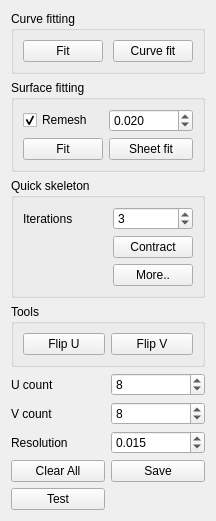
Qt form nurbs_plugin/nurbstools.ui (ialhashim/topo-blend) before a commit.
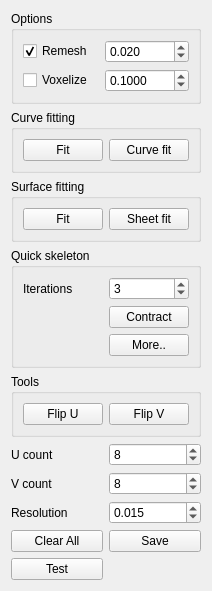
The same form after that commit. Icons and pictures are not drawn.

Commit message: [Bug] fix at TaskCurve.cpp. [Voxelization] better setup.

Patch:
```diff
--- a/nurbs_plugin/nurbstools.ui
+++ b/nurbs_plugin/nurbstools.ui
@@ -6,8 +6,8 @@
    <rect>
     <x>0</x>
     <y>0</y>
-    <width>214</width>
-    <height>480</height>
+    <width>200</width>
+    <height>539</height>
    </rect>
   </property>
   <property name="windowTitle">
@@ -15,13 +15,13 @@
   </property>
   <layout class="QGridLayout" name="gridLayout_3">
    <item row="1" column="0" colspan="2">
-    <widget class="QGroupBox" name="groupBox_2">
+    <widget class="QGroupBox" name="groupBox">
      <property name="title">
-      <string>Surface fitting</string>
+      <string>Curve fitting</string>
      </property>
-     <layout class="QGridLayout" name="gridLayout_2">
-      <item row="5" column="1">
-       <spacer name="horizontalSpacer_2">
+     <layout class="QGridLayout" name="gridLayout">
+      <item row="1" column="1">
+       <spacer name="horizontalSpacer">
         <property name="orientation">
          <enum>Qt::Horizontal</enum>
         </property>
@@ -33,54 +33,28 @@
         </property>
        </spacer>
       </item>
-      <item row="5" column="0">
-       <widget class="QPushButton" name="fitSurfaceButton">
+      <item row="1" column="0">
+       <widget class="QPushButton" name="fitCurveButton">
         <property name="text">
          <string>Fit</string>
         </property>
         <property name="icon">
          <iconset resource="../topo-blend/topo-blend.qrc">
-          <normaloff>:/images/nurbs_surface.png</normaloff>:/images/nurbs_surface.png</iconset>
-        </property>
-       </widget>
-      </item>
-      <item row="5" column="3">
-       <widget class="QPushButton" name="sheetFitButton">
-        <property name="text">
-         <string>Sheet fit</string>
-        </property>
-       </widget>
-      </item>
-      <item row="1" column="0">
-       <widget class="QCheckBox" name="remeshOption">
-        <property name="text">
-         <string>Remesh</string>
-        </property>
-        <property name="checked">
-         <bool>true</bool>
+          <normaloff>:/images/nurbs_curve.png</normaloff>:/images/nurbs_curve.png</iconset>
         </property>
        </widget>
       </item>
       <item row="1" column="3">
-       <widget class="QDoubleSpinBox" name="remeshParamter">
-        <property name="decimals">
-         <number>3</number>
-        </property>
-        <property name="maximum">
-         <double>10000.000000000000000</double>
-        </property>
-        <property name="singleStep">
-         <double>0.005000000000000</double>
-        </property>
-        <property name="value">
-         <double>0.020000000000000</double>
+       <widget class="QPushButton" name="curveFitButton">
+        <property name="text">
+         <string>Curve fit</string>
         </property>
        </widget>
       </item>
      </layout>
     </widget>
    </item>
-   <item row="2" column="0" colspan="2">
+   <item row="3" column="0" colspan="2">
     <widget class="QGroupBox" name="groupBox_3">
      <property name="title">
       <string>Quick skeleton</string>
@@ -134,14 +108,14 @@
      </layout>
     </widget>
    </item>
-   <item row="0" column="0" colspan="2">
-    <widget class="QGroupBox" name="groupBox">
+   <item row="2" column="0" colspan="2">
+    <widget class="QGroupBox" name="groupBox_2">
      <property name="title">
-      <string>Curve fitting</string>
+      <string>Surface fitting</string>
      </property>
-     <layout class="QGridLayout" name="gridLayout">
-      <item row="1" column="1">
-       <spacer name="horizontalSpacer">
+     <layout class="QGridLayout" name="gridLayout_2">
+      <item row="4" column="1">
+       <spacer name="horizontalSpacer_2">
         <property name="orientation">
          <enum>Qt::Horizontal</enum>
         </property>
@@ -153,35 +127,58 @@
         </property>
        </spacer>
       </item>
-      <item row="1" column="3">
-       <widget class="QPushButton" name="curveFitButton">
-        <property name="text">
-         <string>Curve fit</string>
-        </property>
-       </widget>
-      </item>
-      <item row="1" column="0">
-       <widget class="QPushButton" name="fitCurveButton">
+      <item row="4" column="0">
+       <widget class="QPushButton" name="fitSurfaceButton">
         <property name="text">
          <string>Fit</string>
         </property>
         <property name="icon">
          <iconset resource="../topo-blend/topo-blend.qrc">
-          <normaloff>:/images/nurbs_curve.png</normaloff>:/images/nurbs_curve.png</iconset>
+          <normaloff>:/images/nurbs_surface.png</normaloff>:/images/nurbs_surface.png</iconset>
+        </property>
+       </widget>
+      </item>
+      <item row="4" column="3">
+       <widget class="QPushButton" name="sheetFitButton">
+        <property name="text">
+         <string>Sheet fit</string>
         </property>
        </widget>
       </item>
      </layout>
     </widget>
    </item>
-   <item row="6" column="0">
+   <item row="7" column="0">
     <widget class="QLabel" name="label_2">
      <property name="text">
       <string>V count</string>
      </property>
     </widget>
    </item>
-   <item row="8" column="0">
+   <item row="4" column="0" colspan="2">
+    <widget class="QGroupBox" name="groupBox_4">
+     <property name="title">
+      <string>Tools</string>
+     </property>
+     <layout class="QGridLayout" name="gridLayout_5">
+      <item row="0" column="1">
+       <widget class="QPushButton" name="flipVButton">
+        <property name="text">
+         <string>Flip V</string>
+        </property>
+       </widget>
+      </item>
+      <item row="0" column="0">
+       <widget class="QPushButton" name="flipUButton">
+        <property name="text">
+         <string>Flip U</string>
+        </property>
+       </widget>
+      </item>
+     </layout>
+    </widget>
+   </item>
+   <item row="9" column="0">
     <widget class="QPushButton" name="clearButton">
      <property name="text">
       <string>Clear All</string>
@@ -189,13 +186,6 @@
     </widget>
    </item>
    <item row="8" column="1">
-    <widget class="QPushButton" name="saveButton">
-     <property name="text">
-      <string>Save</string>
-     </property>
-    </widget>
-   </item>
-   <item row="7" column="1">
     <widget class="QDoubleSpinBox" name="resolution">
      <property name="decimals">
       <number>3</number>
@@ -214,21 +204,21 @@
      </property>
     </widget>
    </item>
-   <item row="4" column="0">
-    <widget class="QLabel" name="label">
+   <item row="9" column="1">
+    <widget class="QPushButton" name="saveButton">
      <property name="text">
-      <string>U count</string>
+      <string>Save</string>
      </property>
     </widget>
    </item>
-   <item row="7" column="0">
+   <item row="8" column="0">
     <widget class="QLabel" name="label_3">
      <property name="text">
       <string>Resolution</string>
      </property>
     </widget>
    </item>
-   <item row="9" column="1">
+   <item row="10" column="1">
     <spacer name="verticalSpacer_2">
      <property name="orientation">
       <enum>Qt::Vertical</enum>
@@ -241,7 +231,14 @@
      </property>
     </spacer>
    </item>
-   <item row="6" column="1">
+   <item row="5" column="0">
+    <widget class="QLabel" name="label">
+     <property name="text">
+      <string>U count</string>
+     </property>
+    </widget>
+   </item>
+   <item row="7" column="1">
     <widget class="QSpinBox" name="vCount">
      <property name="minimum">
       <number>4</number>
@@ -254,7 +251,7 @@
      </property>
     </widget>
    </item>
-   <item row="4" column="1">
+   <item row="5" column="1">
     <widget class="QSpinBox" name="uCount">
      <property name="minimum">
       <number>4</number>
@@ -267,36 +264,74 @@
      </property>
     </widget>
    </item>
-   <item row="3" column="0" colspan="2">
-    <widget class="QGroupBox" name="groupBox_4">
-     <property name="title">
-      <string>Tools</string>
-     </property>
-     <layout class="QGridLayout" name="gridLayout_5">
-      <item row="0" column="1">
-       <widget class="QPushButton" name="flipVButton">
-        <property name="text">
-         <string>Flip V</string>
-        </property>
-       </widget>
-      </item>
-      <item row="0" column="0">
-       <widget class="QPushButton" name="flipUButton">
-        <property name="text">
-         <string>Flip U</string>
-        </property>
-       </widget>
-      </item>
-     </layout>
-    </widget>
-   </item>
-   <item row="9" column="0">
+   <item row="10" column="0">
     <widget class="QPushButton" name="experimentButton">
      <property name="text">
       <string>Test</string>
      </property>
     </widget>
    </item>
+   <item row="0" column="0" colspan="2">
+    <widget class="QGroupBox" name="groupBox_5">
+     <property name="title">
+      <string>Options</string>
+     </property>
+     <layout class="QGridLayout" name="gridLayout_6">
+      <item row="0" column="1">
+       <widget class="QDoubleSpinBox" name="remeshParamter">
+        <property name="decimals">
+         <number>3</number>
+        </property>
+        <property name="maximum">
+         <double>10000.000000000000000</double>
+        </property>
+        <property name="singleStep">
+         <double>0.005000000000000</double>
+        </property>
+        <property name="value">
+         <double>0.020000000000000</double>
+        </property>
+       </widget>
+      </item>
+      <item row="0" column="0">
+       <widget class="QCheckBox" name="remeshOption">
+        <property name="text">
+         <string>Remesh</string>
+        </property>
+        <property name="checked">
+         <bool>true</bool>
+        </property>
+       </widget>
+      </item>
+      <item row="1" column="0">
+       <widget class="QCheckBox" name="voxelOption">
+        <property name="text">
+         <string>Voxelize</string>
+        </property>
+       </widget>
+      </item>
+      <item row="1" column="1">
+       <widget class="QDoubleSpinBox" name="voxelParamter">
+        <property name="decimals">
+         <number>4</number>
+        </property>
+        <property name="minimum">
+         <double>0.000100000000000</double>
+        </property>
+        <property name="maximum">
+         <double>1.000000000000000</double>
+        </property>
+        <property name="singleStep">
+         <double>0.010000000000000</double>
+        </property>
+        <property name="value">
+         <double>0.100000000000000</double>
+        </property>
+       </widget>
+      </item>
+     </layout>
+    </widget>
+   </item>
   </layout>
  </widget>
  <resources>
```
The commit also changes 11 other files.
